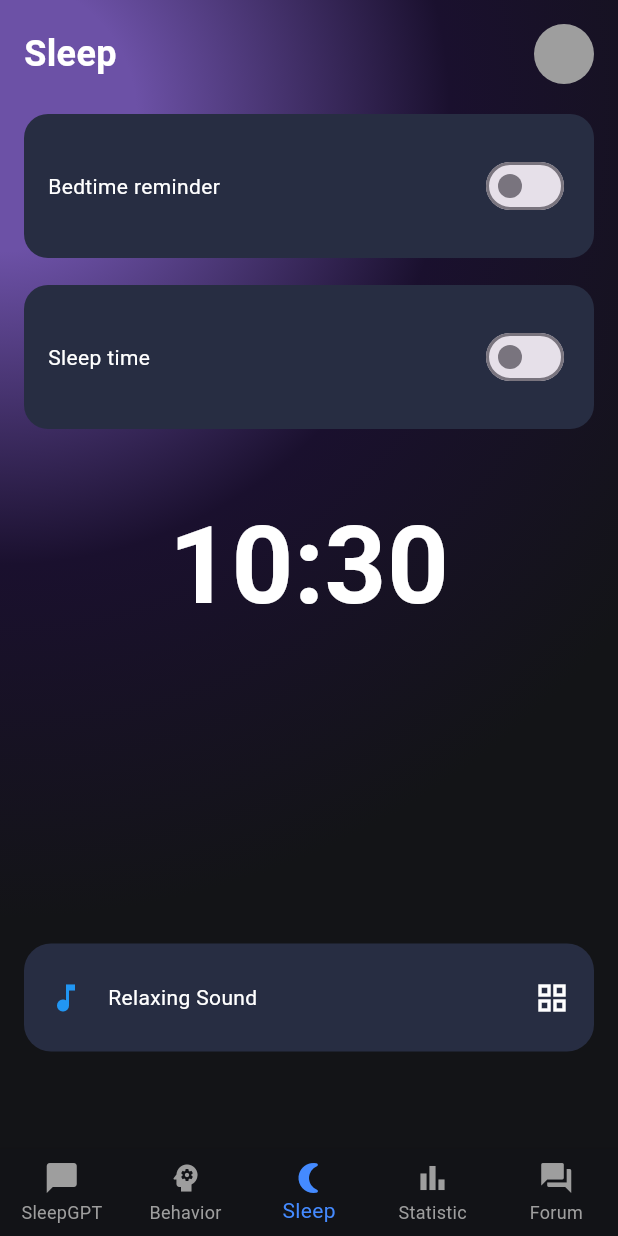
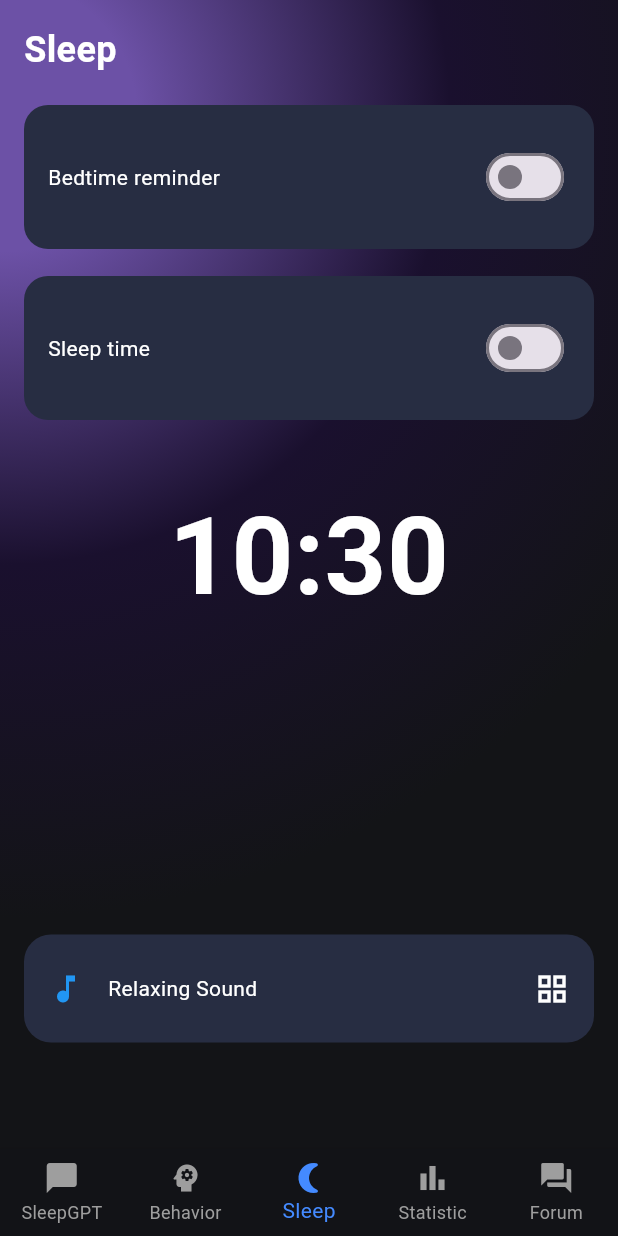
Before and after one commit to punipyuni/SleepPal, a Flutter app: the screen it shows after launch, on a phone screen of 412 x 824 dp. Run offline on Flutter 3.47's test engine with Material 3 defaults, Android fonts, the phone set to English and light mode, and no system bars; our stand-ins replace dash_chat_2, fl_chart; missing offline and left inert: health.

Commit message:
remove avatar on header

```diff
--- a/lib/pages/Statistics.dart
+++ b/lib/pages/Statistics.dart
@@ -42,9 +42,6 @@ class SleepStatisticsDashboard extends StatelessWidget {
                           'Statistics',
                           style: TextStyle(fontSize: 24, fontWeight: FontWeight.bold, color: Colors.white),
                         ),
-                        CircleAvatar(
-                          // Add user avatar here
-                        ),
                       ],
                     ),
                   ),
--- a/lib/widgets/Sleep/sleep_header.dart
+++ b/lib/widgets/Sleep/sleep_header.dart
@@ -16,11 +16,6 @@ class SleepHeader extends StatelessWidget {
             fontWeight: FontWeight.bold,
           ),
         ),
-        const CircleAvatar(
-          radius: 20,
-          backgroundColor: Colors.grey,
-          // Add user image here
-        ),
       ],
     );
   }
--- a/lib/widgets/Stats/stats_header.dart
+++ b/lib/widgets/Stats/stats_header.dart
@@ -19,11 +19,6 @@ class StatsHeader extends StatelessWidget {
             fontWeight: FontWeight.bold,
           ),
         ),
-        const CircleAvatar(
-          radius: 20,
-          backgroundColor: Colors.grey,
-          // Add user image here
-        ),
       ],
     ),
   );
```
